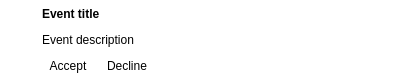
Qt form ui/confirmationwindow.ui (WST/acid-pc) before a commit.
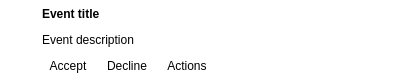
The same form after that commit.

Commit message: Косметические изменения

What changed in the file:
```diff
--- a/ui/confirmationwindow.ui
+++ b/ui/confirmationwindow.ui
@@ -125,6 +125,19 @@
          </item>
         </layout>
        </item>
+       <item>
+        <widget class="QToolButton" name="actions_button">
+         <property name="text">
+          <string>Actions</string>
+         </property>
+         <property name="toolButtonStyle">
+          <enum>Qt::ToolButtonTextOnly</enum>
+         </property>
+         <property name="autoRaise">
+          <bool>true</bool>
+         </property>
+        </widget>
+       </item>
        <item>
         <spacer name="horizontalSpacer">
          <property name="orientation">
```
The commit also changes 2 other files.
